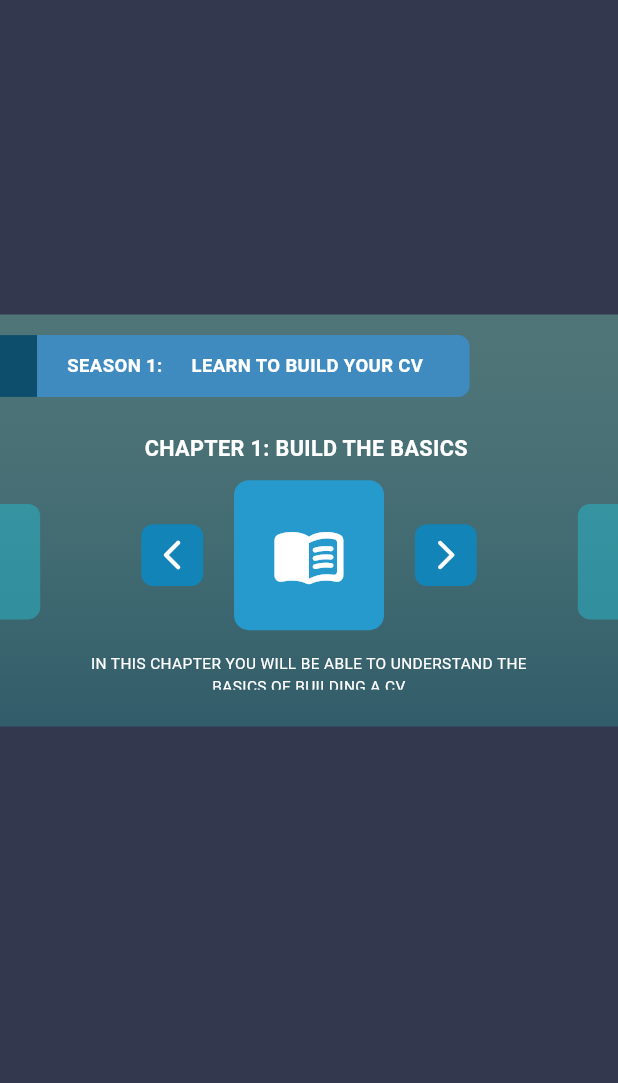
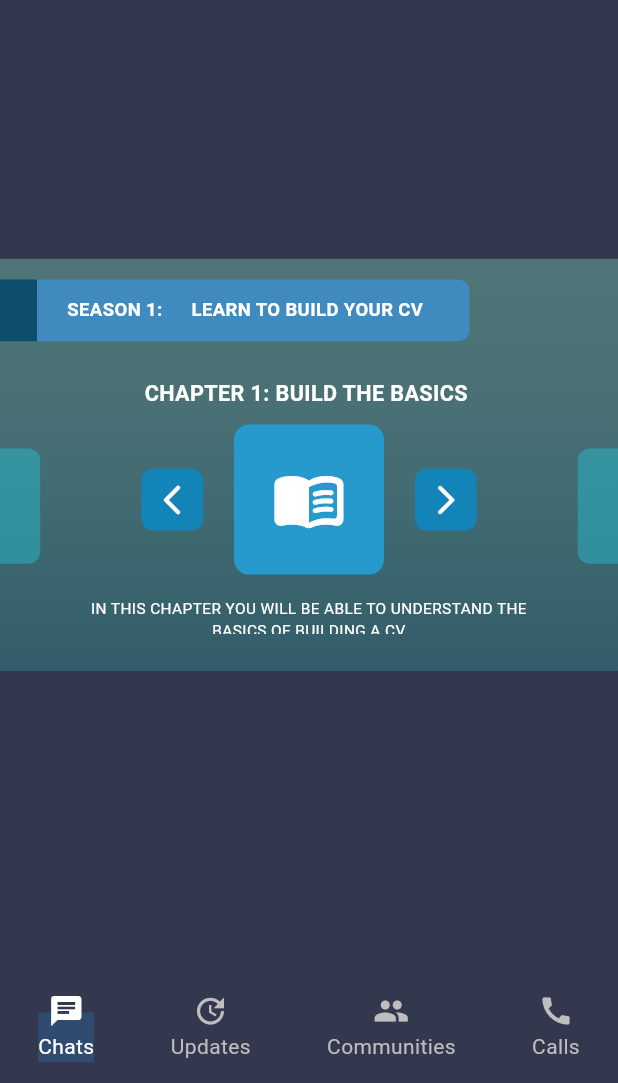
Before and after one commit to mauriciocastillo893/Langspeak, a Flutter app: the Main screen opened by its route, on a phone screen of 412 x 824 dp, the part 153-1236 px from its top. Run offline on Flutter 3.47's test engine with Material 3 defaults, Android fonts, the light colour scheme and no system bars; our stand-ins replace dio, equatable, flutter_bloc, shared_preferences; accounts and stored records are empty.

Commit message:
[ADD] ButtonAppNavigation

```diff
--- a/lib/ui/pages/user/main.dart
+++ b/lib/ui/pages/user/main.dart
@@ -1,5 +1,6 @@
 import 'package:flutter/material.dart';
 import 'package:langspeak/ui/shared/app_bar/normal_app_bar.dart';
+import 'package:langspeak/ui/shared/bottom_navigation_bar/normal_bottom_navigation_bar.dart';
 import 'package:langspeak/ui/shared/season/season_iu_card.dart';
 
 class Main extends StatefulWidget {
@@ -62,6 +63,6 @@ class _MainState extends State<Main> {
             ),
           ),
         ),
-    );
+        bottomNavigationBar: NormalBottomNavigationBar());
   }
 }
--- /dev/null
+++ b/lib/ui/shared/bottom_navigation_bar/normal_bottom_navigation_bar.dart
@@ -0,0 +1,77 @@
+import 'package:flutter/material.dart';
+
+class NormalBottomNavigationBar extends StatefulWidget {
+  const NormalBottomNavigationBar({super.key});
+
+  @override
+  State<NormalBottomNavigationBar> createState() =>
+      _NormalBottomNavigationBarState();
+}
+
+class _NormalBottomNavigationBarState extends State<NormalBottomNavigationBar> {
+  int currentIndex = 0;
+
+  @override
+  Widget build(BuildContext context) {
+    return Container(
+      color: const Color.fromRGBO(51, 56, 78, 1),
+      height: MediaQuery.of(context).size.height * 0.09,
+      child: Row(
+        mainAxisAlignment: MainAxisAlignment.spaceAround,
+        children: [
+          buildNavItem(Icons.chat, 0, 'Chats'),
+          buildNavItem(Icons.update, 1, 'Updates'),
+          buildNavItem(Icons.group, 2, 'Communities'),
+          buildNavItem(Icons.call, 3, 'Calls'),
+        ],
+      ),
+    );
+  }
+
+  Widget buildNavItem(IconData icon, int index, String label) {
+    final bool isSelected = currentIndex == index;
+    final Color color =
+        isSelected ? Colors.white : const Color.fromARGB(255, 190, 190, 190);
+
+    return GestureDetector(
+      onTap: () {
+        setState(() {
+          currentIndex = index;
+        });
+      },
+      child: Container(
+        color: Colors.transparent,
+        padding: const EdgeInsets.symmetric(vertical: 10),
+        child: Stack(
+          alignment: Alignment.center,
+          children: [
+            if (isSelected)
+              Positioned(
+                bottom: 0,
+                child: Container(
+                  width: MediaQuery.of(context).size.width * 0.2,
+                  height: MediaQuery.of(context).size.height * 0.04,
+                  // alignment: Alignment.topCenter,
+                  decoration: BoxDecoration(
+                    color: Colors.blue.withOpacity(0.2),
+                    borderRadius: BorderRadius.circular(16),
+                  ),
+                ),
+              ),
+            Column(
+              mainAxisSize: MainAxisSize.min,
+              children: [
+                Icon(icon, color: color),
+                const SizedBox(height: 2),
+                Text(
+                  label,
+                  style: TextStyle(color: color),
+                ),
+              ],
+            ),
+          ],
+        ),
+      ),
+    );
+  }
+}
```
Lines whose indentation alone changed are shown as unchanged.
